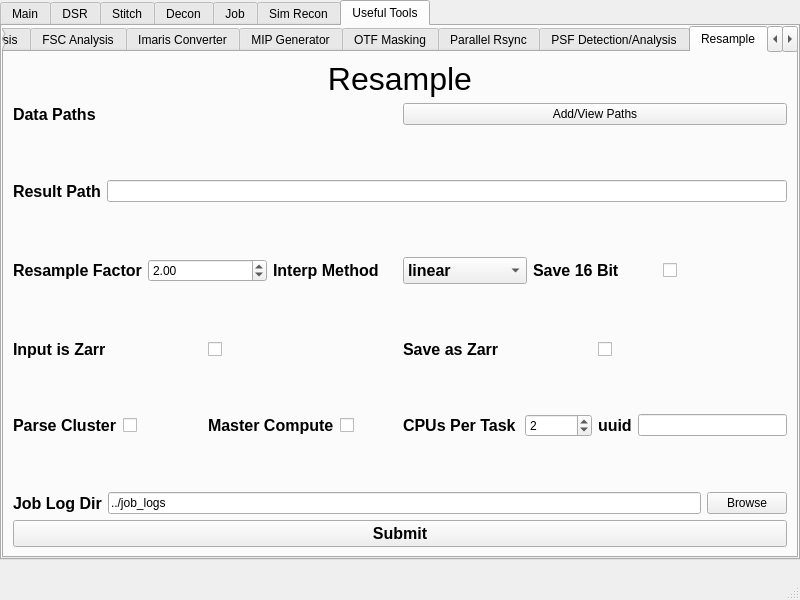
abcucberkeley/PetaKit5D-GUI, file src/mainwindow.ui: the form before one commit.
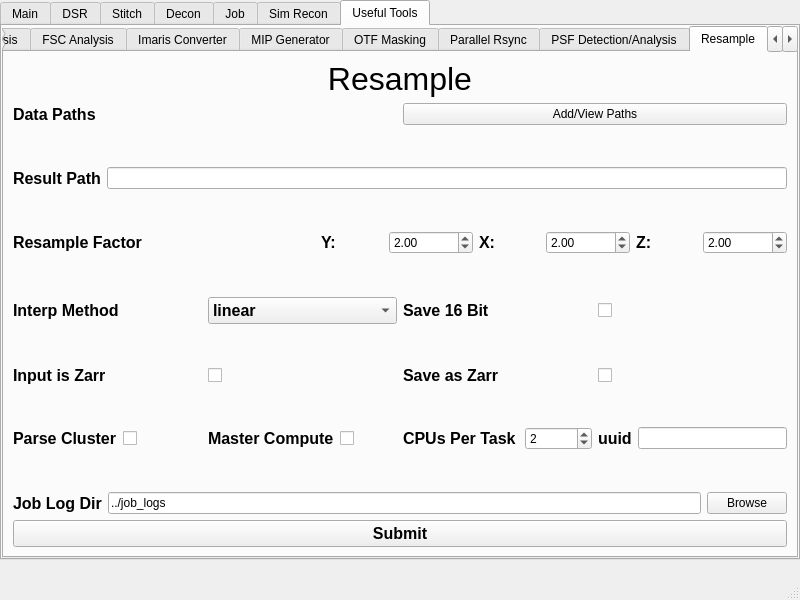
The form after the commit. The open tabs and pages were chosen to show the change.

Commit message: Updated the resample tool to allow specifying the resample factor in YXZ

```diff
--- a/src/mainwindow.ui
+++ b/src/mainwindow.ui
@@ -5328,6 +5328,9 @@
         <property name="currentIndex">
          <number>0</number>
         </property>
+        <property name="usesScrollButtons">
+         <bool>true</bool>
+        </property>
         <property name="tabBarAutoHide">
          <bool>false</bool>
         </property>
@@ -11137,9 +11140,9 @@
              </spacer>
             </item>
             <item>
-             <layout class="QHBoxLayout" name="horizontalLayout_196" stretch="0,0,0">
+             <layout class="QHBoxLayout" name="horizontalLayout_196" stretch="2">
               <item>
-               <layout class="QHBoxLayout" name="horizontalLayout_198">
+               <layout class="QHBoxLayout" name="horizontalLayout_198" stretch="2,1,1,1">
                 <item>
                  <widget class="QLabel" name="resampleRSFactorLabel">
                   <property name="font">
@@ -11154,19 +11157,107 @@
                  </widget>
                 </item>
                 <item>
-                 <widget class="QDoubleSpinBox" name="resampleRSFactorSpinBox">
-                  <property name="maximum">
-                   <double>100000000000.990005493164063</double>
-                  </property>
-                  <property name="value">
-                   <double>2.000000000000000</double>
-                  </property>
-                 </widget>
+                 <layout class="QHBoxLayout" name="horizontalLayout_225">
+                  <item>
+                   <widget class="QLabel" name="resampleRSFactorYLabel">
+                    <property name="font">
+                     <font>
+                      <pointsize>12</pointsize>
+                      <bold>true</bold>
+                     </font>
+                    </property>
+                    <property name="text">
+                     <string>Y:</string>
+                    </property>
+                   </widget>
+                  </item>
+                  <item>
+                   <widget class="QDoubleSpinBox" name="resampleRSFactorYSpinBox">
+                    <property name="maximum">
+                     <double>100000000000.990005493164063</double>
+                    </property>
+                    <property name="value">
+                     <double>2.000000000000000</double>
+                    </property>
+                   </widget>
+                  </item>
+                 </layout>
+                </item>
+                <item>
+                 <layout class="QHBoxLayout" name="horizontalLayout_227">
+                  <item>
+                   <widget class="QLabel" name="resampleRSFactorXLabel">
+                    <property name="font">
+                     <font>
+                      <pointsize>12</pointsize>
+                      <bold>true</bold>
+                     </font>
+                    </property>
+                    <property name="text">
+                     <string>X:</string>
+                    </property>
+                   </widget>
+                  </item>
+                  <item>
+                   <widget class="QDoubleSpinBox" name="resampleRSFactorXSpinBox">
+                    <property name="maximum">
+                     <double>100000000000.990005493164063</double>
+                    </property>
+                    <property name="value">
+                     <double>2.000000000000000</double>
+                    </property>
+                   </widget>
+                  </item>
+                 </layout>
+                </item>
+                <item>
+                 <layout class="QHBoxLayout" name="horizontalLayout_228">
+                  <item>
+                   <widget class="QLabel" name="resampleRSFactorZLabel">
+                    <property name="font">
+                     <font>
+                      <pointsize>12</pointsize>
+                      <bold>true</bold>
+                     </font>
+                    </property>
+                    <property name="text">
+                     <string>Z:</string>
+                    </property>
+                   </widget>
+                  </item>
+                  <item>
+                   <widget class="QDoubleSpinBox" name="resampleRSFactorZSpinBox">
+                    <property name="maximum">
+                     <double>100000000000.990005493164063</double>
+                    </property>
+                    <property name="value">
+                     <double>2.000000000000000</double>
+                    </property>
+                   </widget>
+                  </item>
+                 </layout>
                 </item>
                </layout>
               </item>
+             </layout>
+            </item>
+            <item>
+             <spacer name="verticalSpacer_96">
+              <property name="orientation">
+               <enum>Qt::Vertical</enum>
+              </property>
+              <property name="sizeHint" stdset="0">
+               <size>
+                <width>20</width>
+                <height>40</height>
+               </size>
+              </property>
+             </spacer>
+            </item>
+            <item>
+             <layout class="QHBoxLayout" name="horizontalLayout_229" stretch="1,1">
               <item>
-               <layout class="QHBoxLayout" name="horizontalLayout_199">
+               <layout class="QHBoxLayout" name="horizontalLayout_234">
                 <item>
                  <widget class="QLabel" name="resampleInterpLabel">
                   <property name="font">
@@ -11198,7 +11289,7 @@
                </layout>
               </item>
               <item>
-               <layout class="QHBoxLayout" name="horizontalLayout_200">
+               <layout class="QHBoxLayout" name="horizontalLayout_235">
                 <item>
                  <widget class="QLabel" name="resampleSave16BitLabel">
                   <property name="font">
@@ -11224,7 +11315,7 @@
              </layout>
             </item>
             <item>
-             <spacer name="verticalSpacer_96">
+             <spacer name="verticalSpacer_22">
               <property name="orientation">
                <enum>Qt::Vertical</enum>
               </property>
```
The commit also changes 1 other file.
